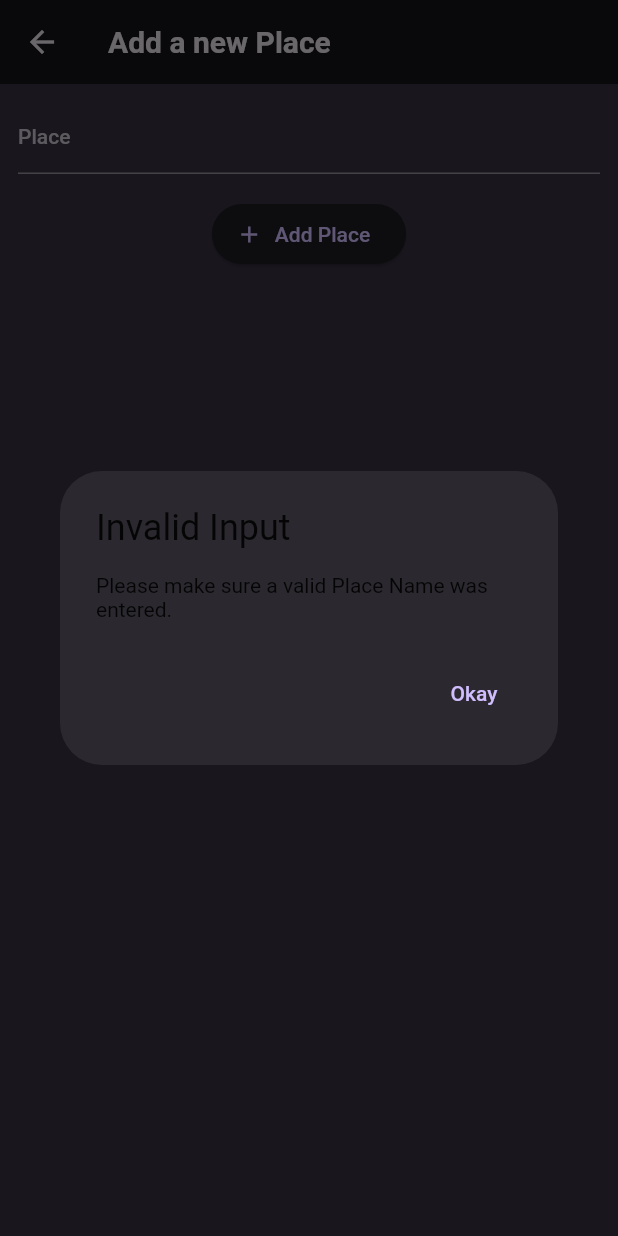
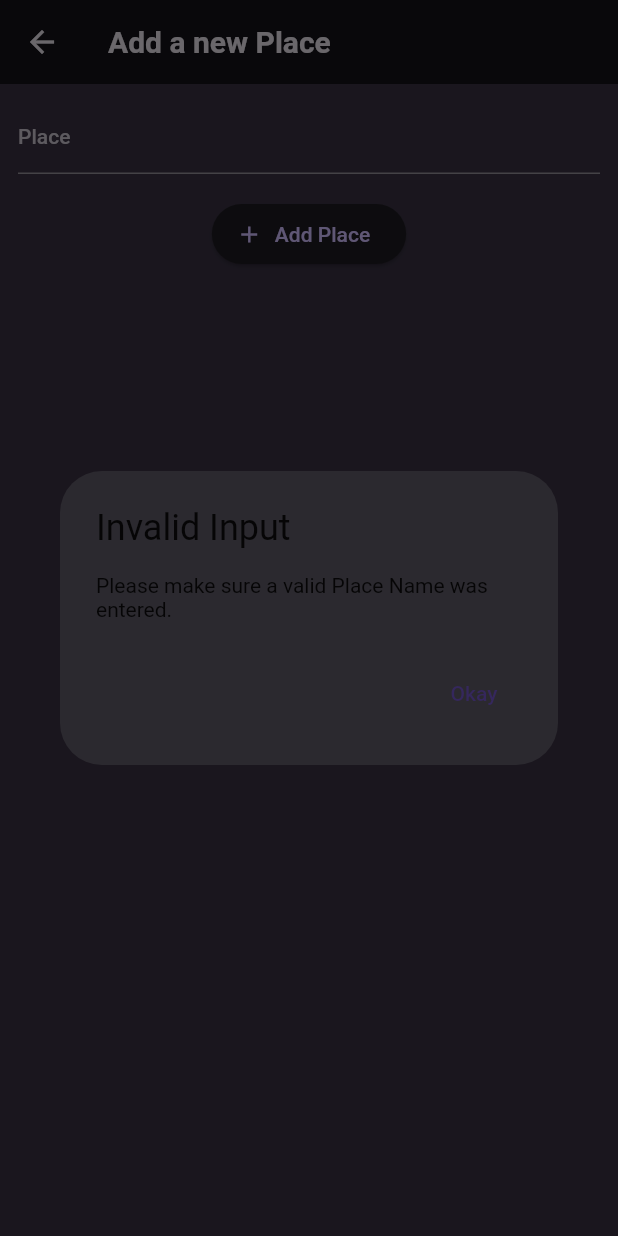
Before and after one commit to vedantagrawal524/Advanced-Gallery-Application-Adore-Places, a Flutter app: the AddPlaceScreen screen opened directly, after a tap on "Add Place", on a phone screen of 412 x 824 dp. Run offline on Flutter 3.47's test engine with Material 2 defaults, Android fonts, the phone set to English and light mode, and no system bars; our stand-ins replace flutter_riverpod, google_fonts.

Commit message:
Place Detail Added

```diff
--- a/lib/main.dart
+++ b/lib/main.dart
@@ -41,9 +41,10 @@ class MyApp extends StatelessWidget {
   @override
   Widget build(BuildContext context) {
     return MaterialApp(
+      debugShowCheckedModeBanner: false,
       title: 'Great Places',
       theme: theme,
-      home: PlacesScreen(),
+      home: const PlacesScreen(),
     );
   }
 }
--- a/lib/screens/add_place_screen.dart
+++ b/lib/screens/add_place_screen.dart
@@ -31,7 +31,12 @@ class _AddPlaceScreenState extends ConsumerState<AddPlaceScreen> {
             onPressed: () {
               Navigator.pop(ctx);
             },
-            child: const Text('Okay'),
+            child: Text(
+              'Okay',
+              style: TextStyle(
+                color: Theme.of(context).colorScheme.onPrimary,
+              ),
+            ),
           )
         ],
       ),
```
Also changed, not shown: lib/screens/place_detail_screen.dart (added, +24 -0 lines), lib/widgets/places_list.dart (+10 -0 lines), lib/screens/places_detail_screen.dart (deleted).
